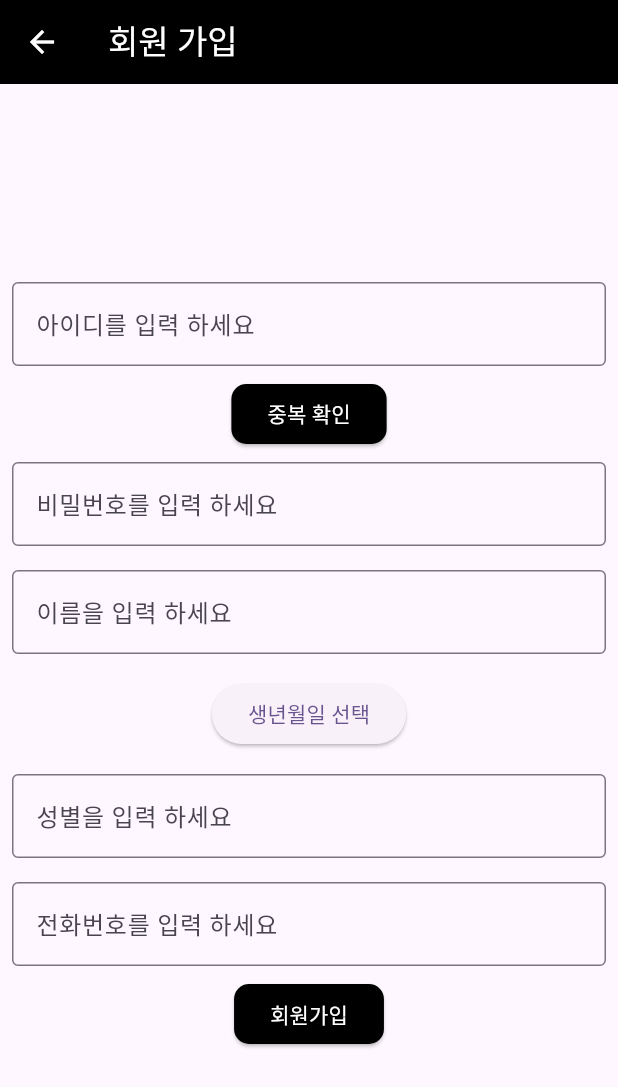
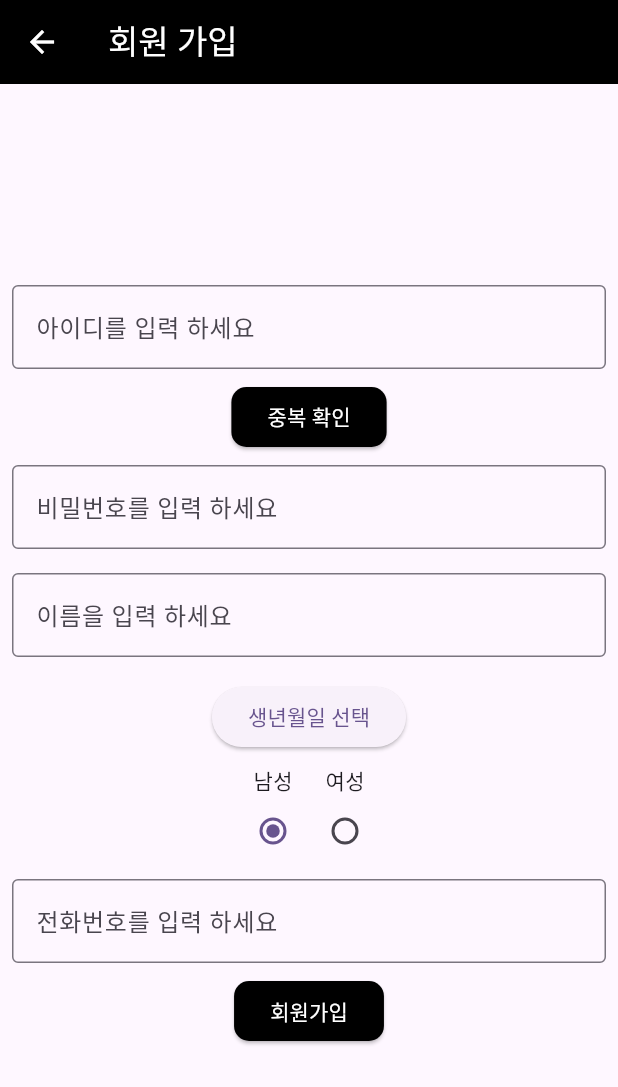
Before and after one commit to ChangJun0716/Black_Market, a Flutter app: the CreateAccount screen opened directly, on a phone screen of 412 x 824 dp. Shown: the top 1087 px of the screen. Run offline on Flutter 3.47's test engine with Material 3 defaults, Android fonts, the phone set to English and light mode, and no system bars; our stand-ins replace flutter_map, flutter_slidable, geolocator, get, get_storage, image_picker and 2 more; accounts and stored records are empty.

Commit message:
CJ_Work_12
update :
 - APP :
   - Project/black_market_app/lib/view/login/create_account.dart :
     - 성별 입력 방식 변경 :
        - 기존 : textField 를 통한 사용자 직접 입력 방식
        - 수정 : RadioButton 을 통한 사용자 선택 방식

```diff
--- a/Project/black_market_app/lib/view/login/create_account.dart
+++ b/Project/black_market_app/lib/view/login/create_account.dart
@@ -24,11 +24,11 @@ class _CreateAccountState extends State<CreateAccount> {
   late TextEditingController idCon;
   late TextEditingController pwCon;
   late TextEditingController nameCon;
-  late TextEditingController genderCon;
   late TextEditingController phoneCon;
   late String birthDate;
   late bool idCheck;
   List data = []; // id 중복 체크 함수의 결과를 담을 list
+  late String selectedGenderValue; // radio button 으로 선택한 gender 값 : 남성 / 여성
 
   @override
   void initState() {
@@ -37,10 +37,10 @@ class _CreateAccountState extends State<CreateAccount> {
     idCon = TextEditingController();
     pwCon = TextEditingController();
     nameCon = TextEditingController();
-    genderCon = TextEditingController();
     phoneCon = TextEditingController();
     birthDate = '';
     idCheck = false;
+    selectedGenderValue = '남성';
   }
 
   @override
@@ -52,8 +52,6 @@ class _CreateAccountState extends State<CreateAccount> {
         foregroundColor: Colors.white,
       ),
       body: Center(
-        child: Container(
-          width: 550,
         child: Column(
           mainAxisAlignment: MainAxisAlignment.center,
           children: [
@@ -99,9 +97,12 @@ class _CreateAccountState extends State<CreateAccount> {
               ),
             ),
             // textField : Gender
-              Padding(
-                padding: const EdgeInsets.all(8.0),
-                child: CustomTextField(label: '성별을 입력 하세요', controller: genderCon),
+            Row(
+              mainAxisAlignment: MainAxisAlignment.center,
+              children: [
+                _radioButton('남성'),
+                _radioButton('여성'),
+              ],
             ),
             // textField : Phone
             Padding(
@@ -118,10 +119,28 @@ class _CreateAccountState extends State<CreateAccount> {
           ],
         ),
       ),
-      ),
     );
   }
-
+// -------------------------------- Widget ---------------------------------- //
+// 1. Radio button Widget : select gender
+Widget _radioButton(String value){
+  return Column(
+    mainAxisAlignment: MainAxisAlignment.center,
+    children: [
+      Text(value),
+      Radio(
+        value: value,
+        groupValue: selectedGenderValue,
+        onChanged: (value) {
+          selectedGenderValue = value!;
+          // print(selectedGenderValue); --- 1
+          setState(() {});
+        },
+      )
+    ],
+  );
+}
+// -------------------------------------------------------------------------- //
 // ------------------------------ functions --------------------------------- //
 // 1. 중복확인 버튼 action
   idDoubleCheck(String id) async {
@@ -154,7 +173,7 @@ class _CreateAccountState extends State<CreateAccount> {
 // 2. 사용자가 입력한 아이디 값을 데이터베이스에서 검색하여 일치하는 아이디가 있는지 중복 여부를 확인하는 함수
 // count = 0 : 중복 없음 / count = 1 중복 있음
   selectUseridDoubleCheck(String userid)async{
-  var response = await http.get(Uri.parse("http://${globalip}:8000/changjun/selectUseridDoubleCheck?userid=$userid"));
+  var response = await http.get(Uri.parse("http://$globalip:8000/changjun/selectUseridDoubleCheck?userid=$userid"));
   data.clear();
   data.addAll(json.decode(utf8.decode(response.bodyBytes))['results']);
   // print(data); --- 1
@@ -166,7 +185,6 @@ class _CreateAccountState extends State<CreateAccount> {
         pwCon.text.trim().isEmpty ||
         nameCon.text.trim().isEmpty ||
         phoneCon.text.trim().isEmpty ||
-        genderCon.text.trim().isEmpty ||
         birthDate == '') {
       CustomSnackbar().showSnackbar(
         title: '오류',
@@ -190,14 +208,14 @@ class _CreateAccountState extends State<CreateAccount> {
 insertUserAccount()async{
   var request = http.MultipartRequest(
     'POST',
-    Uri.parse("http://${globalip}:8000/changjun/insertUserAccount")
+    Uri.parse("http://$globalip:8000/changjun/insertUserAccount")
   );
   request.fields['userid'] = idCon.text;
   request.fields['password'] = pwCon.text;
   request.fields['name'] = nameCon.text;
   request.fields['phone'] = phoneCon.text;
   request.fields['birthDate'] = birthDate;
-  request.fields['gender'] = genderCon.text;
+  request.fields['gender'] = selectedGenderValue;
   request.fields['memberType'] = 1.toString();
   var res = await request.send();
   if(res.statusCode == 200){
```
Lines whose indentation alone changed are shown as unchanged.
